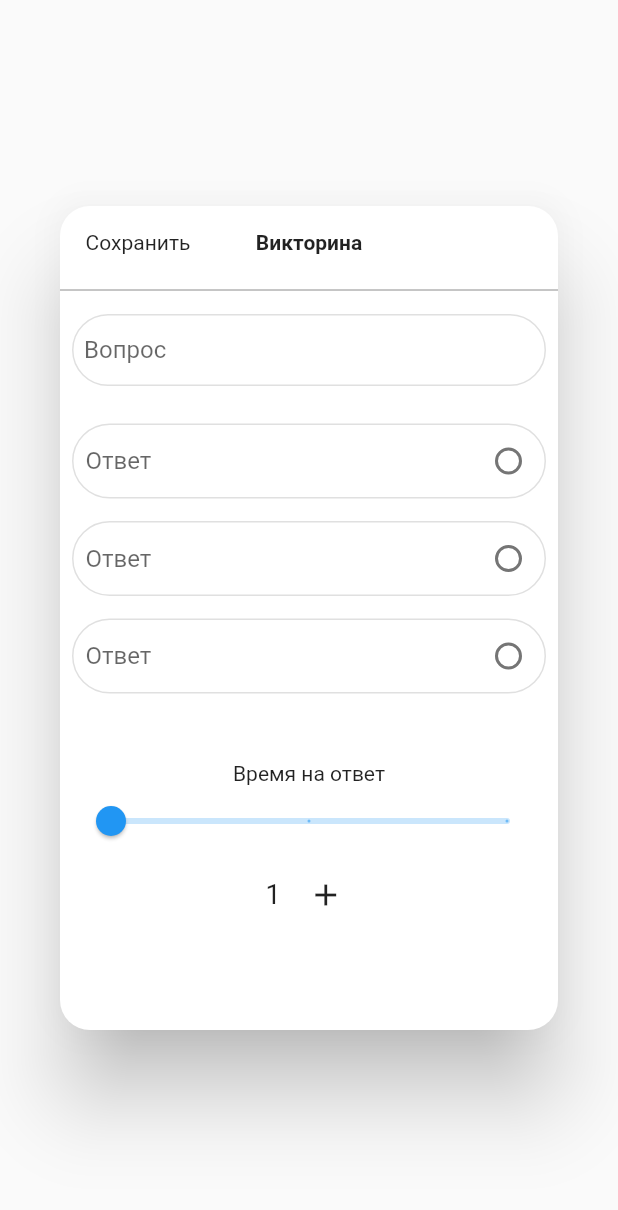
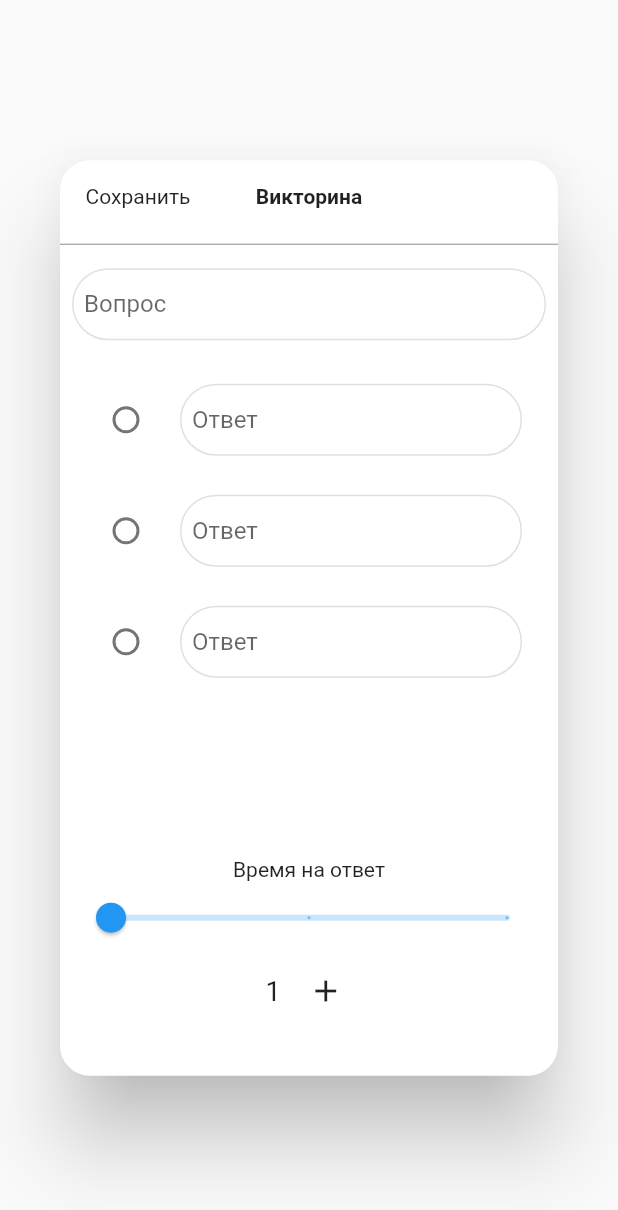
Before and after one commit to maripbekoff/WeduShow-mobile-app, a Flutter app: the VictorineDialog widget shown alone on an empty page, opened directly, on a phone screen of 412 x 824 dp. Shown: the top 1210 px of the screen. Run offline on Flutter 3.47's test engine with Material 2 defaults, Android fonts, the phone set to English and light mode, and no system bars; our stand-ins replace bloc, camera, cloud_firestore, equatable, firebase_auth, flutter_bloc and 1 more; missing offline and left inert: flutter_webrtc; accounts and stored records are empty.

Commit message:
Валидация в викторине

```diff
--- a/lib/repos/widget_repo.dart
+++ b/lib/repos/widget_repo.dart
@@ -1,6 +1,5 @@
 import 'package:WeduShow/repos/user_repo.dart';
 import 'package:cloud_firestore/cloud_firestore.dart';
-import 'package:flutter/material.dart';
 
 class WidgetRepo {
   UserRepo _userRepo = UserRepo();
--- a/lib/ui/prepare_stream/widgets/widgets_view_widgets.dart
+++ b/lib/ui/prepare_stream/widgets/widgets_view_widgets.dart
@@ -13,6 +13,8 @@ class VictorineDialog extends StatefulWidget {
 
 class _VictorineDialogState extends State<VictorineDialog> {
   PageController _pageController = PageController(initialPage: 0);
+  final _formKey = GlobalKey<FormState>();
+
   int _pageViewBuilderIndex;
   List _pageValues = [
     [
@@ -45,7 +47,7 @@ class _VictorineDialogState extends State<VictorineDialog> {
       child: ClipRRect(
         borderRadius: BorderRadius.circular(20),
         child: SizedBox(
-          height: MediaQuery.of(context).size.height / 1.5,
+          height: MediaQuery.of(context).size.height / 1.35,
           width: MediaQuery.of(context).size.width,
           child: Column(
             children: <Widget>[
@@ -57,8 +59,10 @@ class _VictorineDialogState extends State<VictorineDialog> {
                     FlatButton(
                       padding: EdgeInsets.zero,
                       onPressed: () {
+                        if (_formKey.currentState.validate()) {
                           _widgetRepo.createNewWidget(_pageValues);
                           Navigator.pop(context);
+                        }
                       },
                       child: Text(
                         "Сохранить",
@@ -87,13 +91,18 @@ class _VictorineDialogState extends State<VictorineDialog> {
                   physics: NeverScrollableScrollPhysics(),
                   itemBuilder: (BuildContext context, int index) {
                     _pageViewBuilderIndex = index;
-                    return SingleChildScrollView(
+                    return Form(
+                      key: _formKey,
+                      child: SingleChildScrollView(
                         child: Padding(
                           padding: const EdgeInsets.all(8.0),
                           child: Column(
                             children: <Widget>[
                               TextFormField(
                                 controller: _pageValues[index][0][0],
+                                validator: (value) => value.isEmpty
+                                    ? "Пожалуйста введите вопрос"
+                                    : null,
                                 decoration: InputDecoration(
                                   contentPadding: EdgeInsets.all(8),
                                   hintText: "Вопрос",
@@ -116,55 +125,62 @@ class _VictorineDialogState extends State<VictorineDialog> {
                               ),
                               SizedBox(height: 25),
                               Container(
-                              height: 200,
+                                height: 270,
                                 // Anwsers list view builder
                                 child: ListView.separated(
                                   primary: false,
                                   physics: NeverScrollableScrollPhysics(),
                                   itemCount: 3,
-                                itemBuilder: (BuildContext context, int index) {
-                                  return Container(
-                                    decoration: BoxDecoration(
-                                      borderRadius: BorderRadius.circular(30),
-                                      border: Border.all(color: Colors.black12),
-                                    ),
-                                    child: Row(
-                                      children: <Widget>[
-                                        Flexible(
-                                          child: TextFormField(
-                                            controller: _pageValues[
-                                                    _pageViewBuilderIndex][0]
-                                                [index + 1],
-                                            decoration: InputDecoration(
-                                              contentPadding: EdgeInsets.all(8),
-                                              hintText: "Ответ",
-                                              border: InputBorder.none,
-                                            ),
-                                          ),
-                                        ),
-                                        Radio(
+                                  itemBuilder:
+                                      (BuildContext context, int index) {
+                                    return RadioListTile(
                                       value: index,
                                       groupValue:
-                                              _pageValues[_pageViewBuilderIndex]
-                                                  [1],
+                                          _pageValues[_pageViewBuilderIndex][1],
                                       onChanged: (T) {
                                         setState(() {
                                           _pageValues[_pageController.page
                                               .toInt()][1] = T;
                                         });
                                       },
+                                      title: TextFormField(
+                                        controller:
+                                            _pageValues[_pageViewBuilderIndex]
+                                                [0][index + 1],
+                                        validator: (value) => value.isEmpty
+                                            ? "Пожалуйста введите вопрос"
+                                            : null,
+                                        decoration: InputDecoration(
+                                          contentPadding: EdgeInsets.all(8),
+                                          hintText: "Ответ",
+                                          border: OutlineInputBorder(
+                                            borderRadius:
+                                                BorderRadius.circular(30),
                                           ),
-                                      ],
+                                          enabledBorder: OutlineInputBorder(
+                                            borderSide: BorderSide(
+                                              color: Colors.black12,
+                                            ),
+                                            borderRadius:
+                                                BorderRadius.circular(30),
+                                          ),
+                                          focusedBorder: OutlineInputBorder(
+                                            borderSide: BorderSide(
+                                              color: Colors.black12,
+                                            ),
+                                            borderRadius:
+                                                BorderRadius.circular(30),
+                                          ),
+                                        ),
                                       ),
                                     );
                                   },
                                   separatorBuilder:
                                       (BuildContext context, int index) =>
-                                        SizedBox(height: 15),
+                                          SizedBox(height: 18),
                                 ),
-                              // Anwsers list view builder END
                               ),
-                            SizedBox(height: 25),
+                              SizedBox(height: 50),
                               Text("Время на ответ"),
                               Slider(
                                 value: _pageValues[index][2],
@@ -198,7 +214,8 @@ class _VictorineDialogState extends State<VictorineDialog> {
                                                 BorderRadius.circular(10),
                                             onTap: () {
                                               setState(() {
-                                              _pageController.jumpToPage(index);
+                                                _pageController
+                                                    .jumpToPage(index);
                                               });
                                             },
                                             child: Padding(
@@ -211,7 +228,8 @@ class _VictorineDialogState extends State<VictorineDialog> {
                                                 // "${_pageValues[index][0]}",
                                                 style: TextStyle(
                                                   fontSize: 18,
-                                                color: _checkCurrentPage(index),
+                                                  color:
+                                                      _checkCurrentPage(index),
                                                 ),
                                               ),
                                             ),
@@ -276,6 +294,7 @@ class _VictorineDialogState extends State<VictorineDialog> {
                             ],
                           ),
                         ),
+                      ),
                     );
                   },
                 ),
```
Lines whose indentation alone changed are shown as unchanged.
